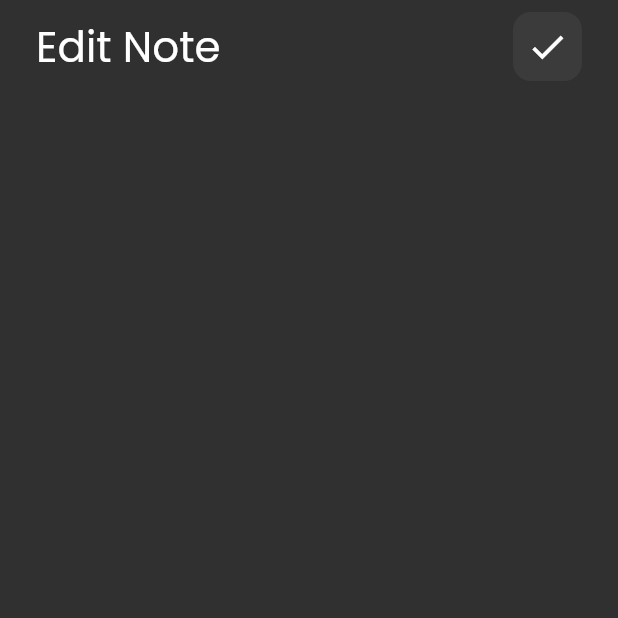
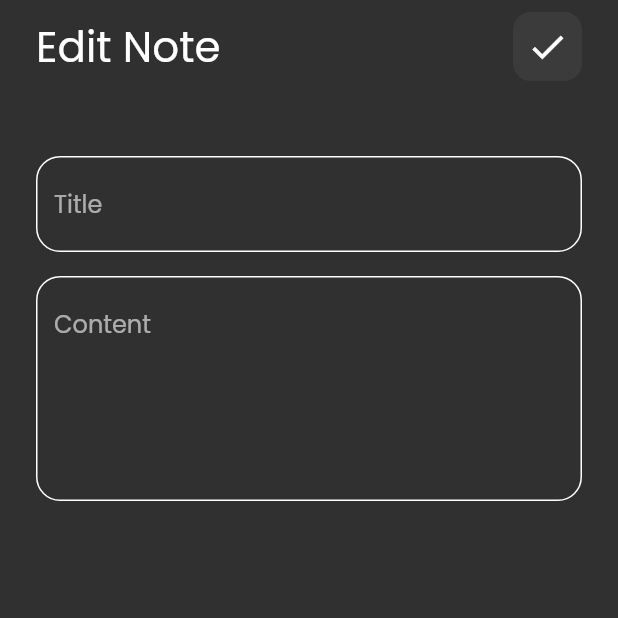
Before and after one commit to ramanassif/notes_app, a Flutter app: the EditNoteView screen opened directly, on a phone screen of 412 x 824 dp, the top half of it. Run offline on Flutter 3.47's test engine with Material 2 defaults, Android fonts, the phone set to English and light mode, and no system bars; our stand-ins replace font_awesome_flutter.

Commit message:
Edit note view UI done

```diff
--- a/lib/views/widgets/edit_note_view_body.dart
+++ b/lib/views/widgets/edit_note_view_body.dart
@@ -1,5 +1,6 @@
 import 'package:flutter/material.dart';
 import 'package:notes_app/views/widgets/custom_app_bar.dart';
+import 'package:notes_app/views/widgets/custom_text_field.dart';
 
 class EditNoteViewBody extends StatelessWidget {
   const EditNoteViewBody({Key? key}) : super(key: key);
@@ -13,7 +14,18 @@ class EditNoteViewBody extends StatelessWidget {
           SizedBox(
             height: 8,
           ),
-          CustomAppBar(title: 'Edit Note',icon: Icons.check,),
+          CustomAppBar(
+            title: 'Edit Note',
+            icon: Icons.check,
+          ),
+          SizedBox(
+            height: 50,
+          ),
+          CustomTextField(hintText: 'Title', maxLines: 1),
+          SizedBox(
+            height: 16,
+          ),
+          CustomTextField(hintText: 'Content', maxLines: 5),
         ],
       ),
     );
```
